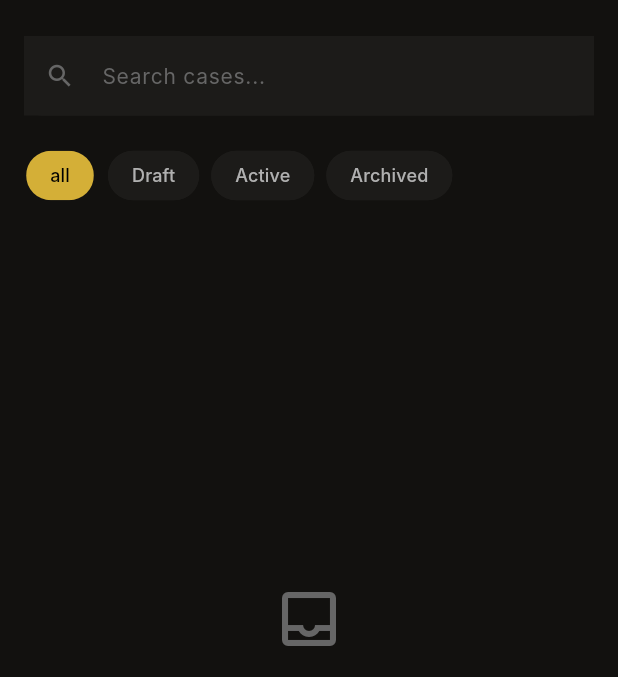
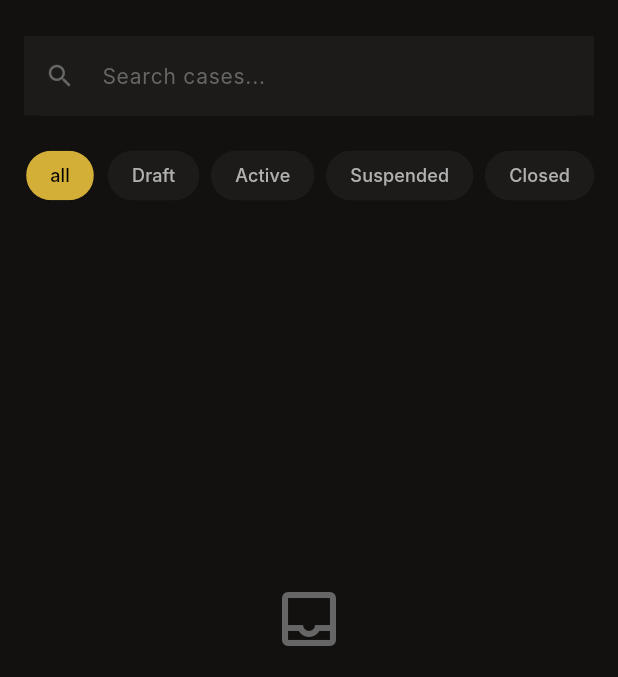
Before and after one commit to Abdelrhmangaber99/hoqooq_app, a Flutter app: the CasesPage screen opened by its route, after a tap on "all", on a phone screen of 412 x 824 dp, the part 93-770 px from its top. Run offline on Flutter 3.47's test engine with Material 3 defaults, Android fonts, the phone set to English and light mode, and no system bars; our stand-ins replace dartz, dio, equatable, flutter_bloc, flutter_secure_storage, freezed_annotation and 5 more; accounts and stored records are empty; network calls fail; Roboto replaces fonts that are missing (Inter, PlayfairDisplay).

Commit message:
fix(cases): add SUSPENDED/CLOSED to CaseStatus
Confirmed exhaustive from Hoqooq-main/src/modules/cases/entities/case.entity.ts
-- the Postman collection's examples only ever showed
DRAFT/ACTIVE/ARCHIVED, so the two other real enum values were missing
from the app. Adds display labels/colors and a filter chip for both,
plus the "Suspended" localization string (EN/AR).

```diff
--- a/assets/lang/ar.json
+++ b/assets/lang/ar.json
@@ -143,5 +143,6 @@
   "court": "المحكمة",
   "emails": "البريد الإلكتروني",
   "phones": "الهواتف",
-  "addresses": "العناوين"
+  "addresses": "العناوين",
+  "suspended": "معلقة"
 }
--- a/assets/lang/en.json
+++ b/assets/lang/en.json
@@ -143,5 +143,6 @@
   "court": "Court",
   "emails": "Emails",
   "phones": "Phones",
-  "addresses": "Addresses"
+  "addresses": "Addresses",
+  "suspended": "Suspended"
 }
--- a/lib/features/cases/domain/entities/case_status.dart
+++ b/lib/features/cases/domain/entities/case_status.dart
@@ -1,14 +1,20 @@
 import 'package:json_annotation/json_annotation.dart';
 
-/// `status` on `GET/POST/PATCH /cases` per API_CONTRACT.md §8. Values seen
-/// in the collection's examples: DRAFT, ACTIVE, ARCHIVED — not documented
-/// as exhaustive (no OpenAPI schema backs this collection), so `unknown`
-/// is the fallback for anything else a live server returns.
+/// `status` on `GET/POST/PATCH /cases` per API_CONTRACT.md §8.
+///
+/// Confirmed exhaustive from the actual backend source
+/// (`src/modules/cases/entities/case.entity.ts`'s `CaseStatus` enum) —
+/// `unknown` is still kept as a fallback in case the backend adds a value
+/// later without the app being rebuilt, not because this list is in doubt.
 enum CaseStatus {
   @JsonValue('DRAFT')
   draft,
   @JsonValue('ACTIVE')
   active,
+  @JsonValue('SUSPENDED')
+  suspended,
+  @JsonValue('CLOSED')
+  closed,
   @JsonValue('ARCHIVED')
   archived,
   @JsonValue('unknown')
--- a/lib/features/cases/presentation/case_display_helpers.dart
+++ b/lib/features/cases/presentation/case_display_helpers.dart
@@ -10,6 +10,10 @@ String caseStatusLabel(BuildContext context, CaseStatus status) {
       return context.tr('draft');
     case CaseStatus.active:
       return context.tr('active');
+    case CaseStatus.suspended:
+      return context.tr('suspended');
+    case CaseStatus.closed:
+      return context.tr('closed');
     case CaseStatus.archived:
       return context.tr('archived');
     case CaseStatus.unknown:
@@ -23,6 +27,10 @@ Color caseStatusColor(CaseStatus status) {
       return AppColors.textHint;
     case CaseStatus.active:
       return AppColors.success;
+    case CaseStatus.suspended:
+      return AppColors.warning;
+    case CaseStatus.closed:
+      return AppColors.textSecondary;
     case CaseStatus.archived:
       return AppColors.warning;
     case CaseStatus.unknown:
--- a/lib/features/cases/presentation/pages/cases_page.dart
+++ b/lib/features/cases/presentation/pages/cases_page.dart
@@ -106,6 +106,8 @@ class CasesPage extends StatelessWidget {
           null,
           CaseStatus.draft,
           CaseStatus.active,
+          CaseStatus.suspended,
+          CaseStatus.closed,
           CaseStatus.archived,
         ];
         return SingleChildScrollView(
```
Also changed, not shown: lib/features/cases/domain/entities/legal_case.g.dart.
